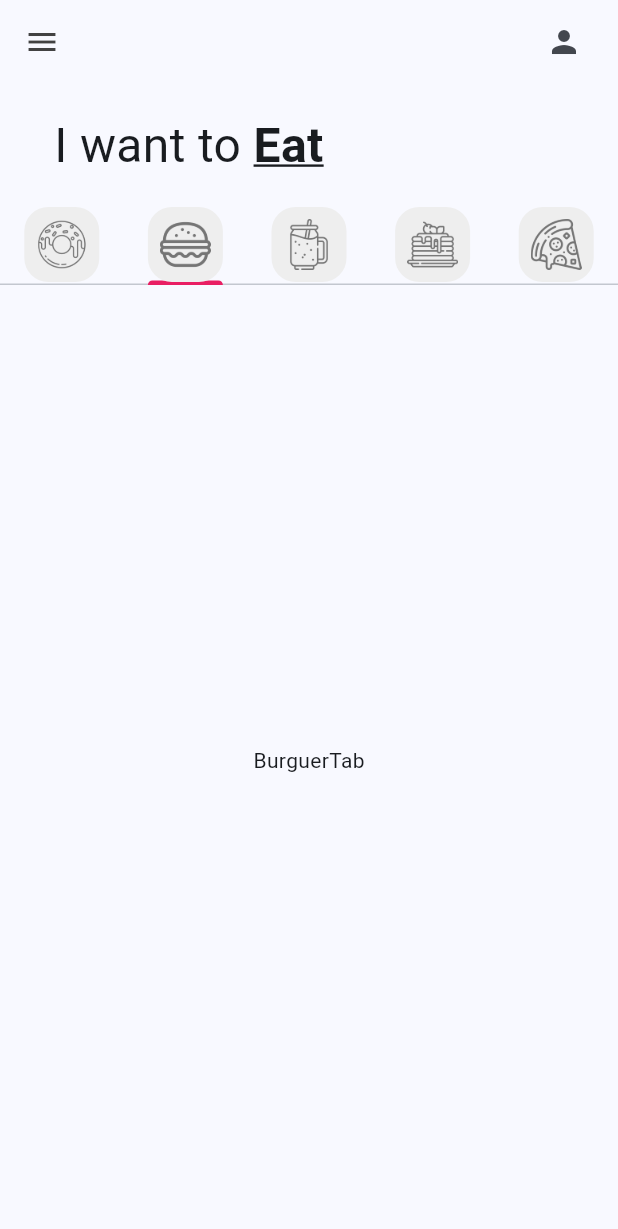
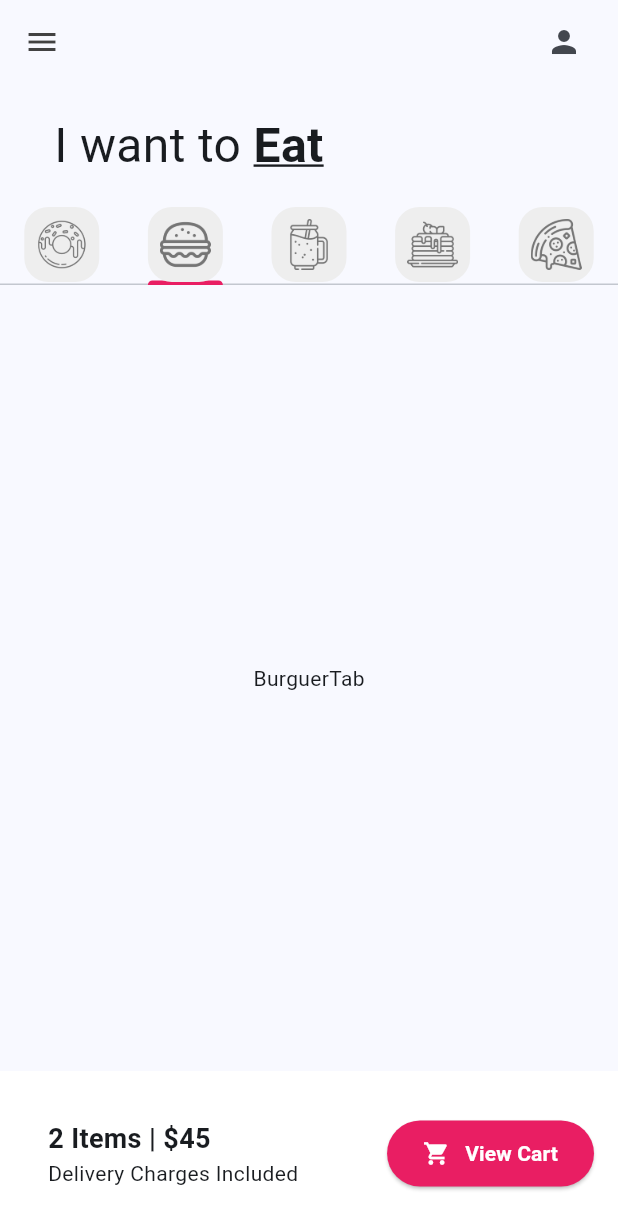
Before and after one commit to VecinoLiliana/donut_app_2c_vecino, a Flutter app: the screen it shows after launch, tab 2 chosen, on a phone screen of 412 x 824 dp. Shown: the top 1229 px of the screen. Run offline on Flutter 3.47's test engine with Material 3 defaults, Android fonts, the phone set to English and light mode, and no system bars.

Commit message:
UI finished

```diff
--- a/lib/pages/home_page.dart
+++ b/lib/pages/home_page.dart
@@ -10,10 +10,10 @@ class HomePage extends StatefulWidget {
   const HomePage({super.key});
 
   @override
-  State <HomePage> createState() => _HomePageState();
+  State<HomePage> createState() => _HomePageState();
 }
 
-class _HomePageState extends State <HomePage> {
+class _HomePageState extends State<HomePage> {
   List<Widget> myTabs = [
     const MyTab(iconPath: 'lib/icons/donut.png'),
     const MyTab(iconPath: 'lib/icons/burger.png'),
@@ -30,7 +30,7 @@ class _HomePageState extends State <HomePage> {
         appBar: AppBar(
           backgroundColor: Colors.transparent,
           leading: Icon(Icons.menu, color: Colors.grey[800]),
-            //Ícono derecho
+          // Ícono derecho
           actions: [
             Padding(
               padding: const EdgeInsets.only(right: 24),
@@ -40,7 +40,7 @@ class _HomePageState extends State <HomePage> {
         ),
         body: Column(
           children: [
-              //Texto principal
+            // Texto principal
             const Padding(
               padding: EdgeInsets.symmetric(horizontal: 36, vertical: 18),
               child: Row(
@@ -48,19 +48,16 @@ class _HomePageState extends State <HomePage> {
                   Text("I want to ", style: TextStyle(fontSize: 32)),
                   Text("Eat",
                       style: TextStyle(
-                            //Tamaño de letra
                         fontSize: 32,
-                            //Negritas
                         fontWeight: FontWeight.bold,
-                            //Subrayado
-                            decoration: TextDecoration.underline))
+                        decoration: TextDecoration.underline,
+                      ))
                 ],
               ),
             ),
-
-              //Pestañas (TapBar)
+            // Pestañas (TabBar)
             TabBar(tabs: myTabs),
-              //Contenido de pestañas (TabBarView)
+            // Contenido de pestañas (TabBarView)
             Expanded(
               child: TabBarView(
                 children: [
@@ -71,10 +68,63 @@ class _HomePageState extends State <HomePage> {
                   PizzaTab()
                 ],
               ),
+            ),
+            // Carrito (Cart)
+            Container(
+              color: Colors.white,
+              padding: EdgeInsets.all(16),
+              child: Row(
+                // Alinea los elementos a los extremos
+                mainAxisAlignment: MainAxisAlignment.spaceBetween,
+                children: [
+                  Padding(
+                    padding: const EdgeInsets.all(16),
+                    child: Column(
+                      // Alinear horizontalmente una columna
+                      crossAxisAlignment: CrossAxisAlignment.start,
+                      children: [
+                        Text("2 Items | \$45",
+                            style: TextStyle(
+                              fontSize: 18,
+                              fontWeight: FontWeight.bold,
+                            )),
+                        Text('Delivery Charges Included'),
+                      ],
+                    ),
+                  ),
+                  ElevatedButton(
+                    onPressed: () {},
+                    style: ElevatedButton.styleFrom(
+                      backgroundColor: Colors.pink,
+                      padding: const EdgeInsets.symmetric(
+                        horizontal: 24,
+                        vertical: 12,
+                      ),
+                    ),
+                    child: Row(
+                      children: [
+                        Icon(Icons.shopping_cart,
+                          color: Colors.white,
+                        ),
+                        SizedBox(
+                          width: 10
+                        ),
+                        Text(
+                          'View Cart',
+                          style: TextStyle(
+                            color: Colors.white,
+                            fontWeight: FontWeight.bold,
+                          ),
+                        ),
+                      ],
+                    ),
+                  ),
+                ],
+              ),
             )
-              //Carrito (Cart)
           ],
-          )),
+        ),
+      ),
     );
   }
 }
```
Lines whose indentation alone changed are shown as unchanged.
